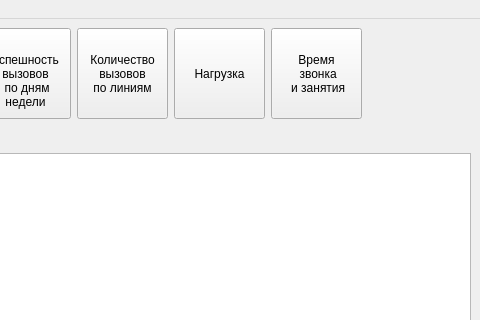
The window that mainwindow.ui (Genrikh302/MTA) describes before a commit, drawn with Qt 5; both pictures show x 320 to 800 and y 0 to 320 of the 800 by 600 pixel window.
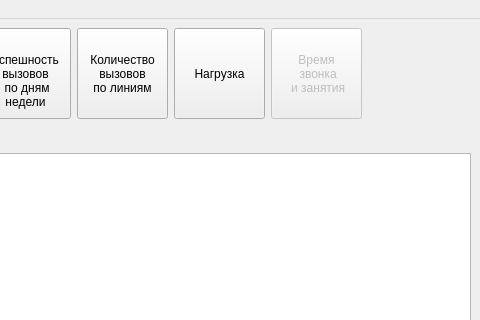
The same window after the commit.

Commit message: Несколько типов вызова

The edit to the form file:
```diff
--- a/mainwindow.ui
+++ b/mainwindow.ui
@@ -244,7 +244,7 @@
       <item>
        <widget class="QPushButton" name="pushDrawCallens">
         <property name="enabled">
-         <bool>true</bool>
+         <bool>false</bool>
         </property>
         <property name="minimumSize">
          <size>
```
Left out of the diff: 2 changed lines with no effect on the pictures. The commit also changes 1 other file.
